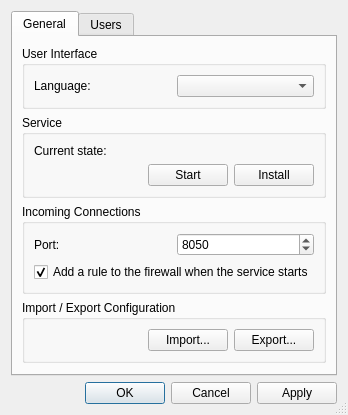
The window that source/host/ui/host_config_dialog.ui (dchapyshev/aspia) describes before a commit, drawn with Qt 5.
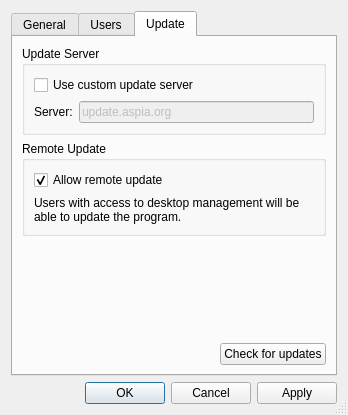
The same window after the commit. The open tabs and pages were chosen to show the change. Icons and pictures are not drawn.

Commit message: - Implemented update settings. - Added check for updates dialog.

Patch:
```diff
--- a/source/host/ui/host_config_dialog.ui
+++ b/source/host/ui/host_config_dialog.ui
@@ -6,7 +6,7 @@
    <rect>
     <x>0</x>
     <y>0</y>
-    <width>340</width>
+    <width>333</width>
     <height>380</height>
    </rect>
   </property>
@@ -289,6 +289,116 @@
        </item>
       </layout>
      </widget>
+     <widget class="QWidget" name="tab">
+      <attribute name="title">
+       <string>Update</string>
+      </attribute>
+      <layout class="QVBoxLayout" name="verticalLayout_8">
+       <item>
+        <widget class="QGroupBox" name="groupbox_update_server">
+         <property name="title">
+          <string>Update Server</string>
+         </property>
+         <layout class="QVBoxLayout" name="verticalLayout_6">
+          <item>
+           <widget class="QCheckBox" name="checkbox_use_custom_server">
+            <property name="text">
+             <string>Use custom update server</string>
+            </property>
+           </widget>
+          </item>
+          <item>
+           <layout class="QHBoxLayout" name="horizontalLayout_6">
+            <item>
+             <widget class="QLabel" name="label">
+              <property name="text">
+               <string>Server:</string>
+              </property>
+             </widget>
+            </item>
+            <item>
+             <widget class="QLineEdit" name="edit_update_server">
+              <property name="enabled">
+               <bool>false</bool>
+              </property>
+              <property name="text">
+               <string notr="true">update.aspia.org</string>
+              </property>
+             </widget>
+            </item>
+           </layout>
+          </item>
+         </layout>
+        </widget>
+       </item>
+       <item>
+        <widget class="QGroupBox" name="groupbox_remote_update">
+         <property name="title">
+          <string>Remote Update</string>
+         </property>
+         <layout class="QVBoxLayout" name="verticalLayout_7">
+          <item>
+           <widget class="QCheckBox" name="checkbox_allow_remote_update">
+            <property name="text">
+             <string>Allow remote update</string>
+            </property>
+            <property name="checked">
+             <bool>true</bool>
+            </property>
+           </widget>
+          </item>
+          <item>
+           <widget class="QLabel" name="label_2">
+            <property name="text">
+             <string>Users with access to desktop management will be able to update the program.</string>
+            </property>
+            <property name="wordWrap">
+             <bool>true</bool>
+            </property>
+           </widget>
+          </item>
+         </layout>
+        </widget>
+       </item>
+       <item>
+        <spacer name="verticalSpacer_3">
+         <property name="orientation">
+          <enum>Qt::Vertical</enum>
+         </property>
+         <property name="sizeHint" stdset="0">
+          <size>
+           <width>20</width>
+           <height>83</height>
+          </size>
+         </property>
+        </spacer>
+       </item>
+       <item>
+        <layout class="QHBoxLayout" name="horizontalLayout_7">
+         <item>
+          <spacer name="horizontalSpacer_3">
+           <property name="orientation">
+            <enum>Qt::Horizontal</enum>
+           </property>
+           <property name="sizeHint" stdset="0">
+            <size>
+             <width>40</width>
+             <height>20</height>
+            </size>
+           </property>
+          </spacer>
+         </item>
+         <item>
+          <widget class="QPushButton" name="button_check_updates">
+           <property name="text">
+            <string>Check for updates</string>
+           </property>
+          </widget>
+         </item>
+        </layout>
+       </item>
+      </layout>
+     </widget>
     </widget>
    </item>
    <item>
```
The commit also changes 16 other files.
